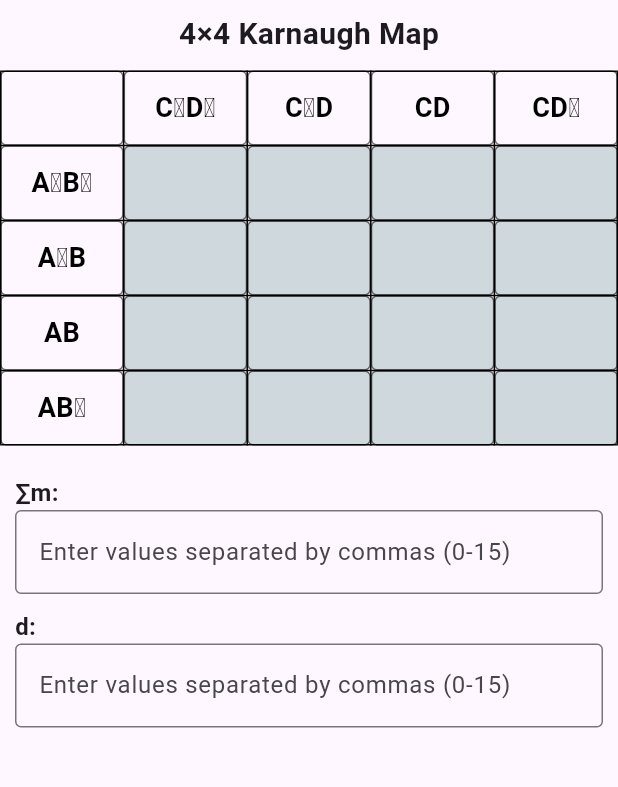
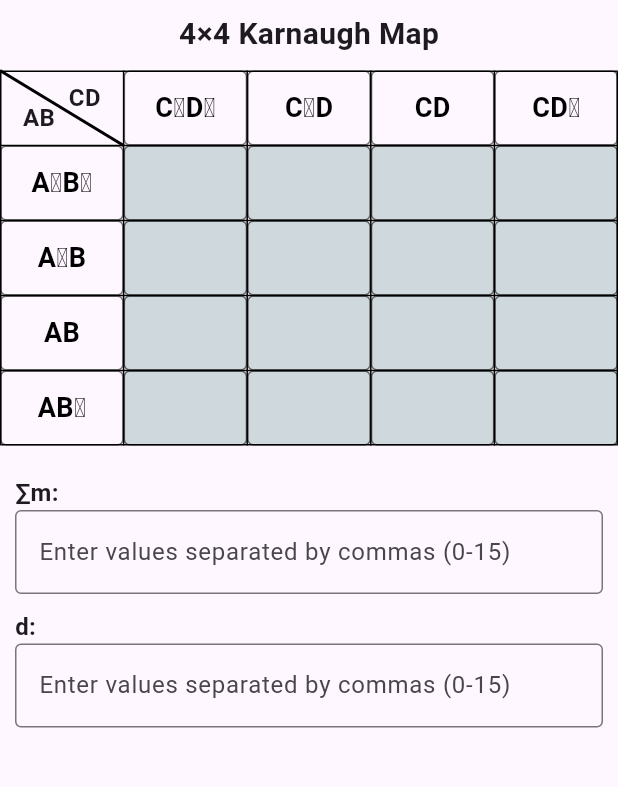
Before and after one commit to fedupGenJi/MAP-X, a Flutter app: the screen it shows after launch, after a tap on "2×2", after a tap on "2×4", after a tap on "4×4", on a phone screen of 412 x 824 dp, the part 72-859 px from its top. Run offline on Flutter 3.47's test engine with Material 3 defaults, Android fonts, the light colour scheme and no system bars.

Commit message:
better graphics

```diff
--- a/lib/home.dart
+++ b/lib/home.dart
@@ -2,6 +2,63 @@ import 'package:flutter/material.dart';
 import 'package:flutter/services.dart';
 import 'kmap_2x4.dart';
 import 'kmap_4x4.dart';
+
+class SlantedCell extends StatelessWidget {
+  final String text;
+
+  SlantedCell(this.text);
+
+  @override
+  Widget build(BuildContext context) {
+    List<String> parts = text.split(r"\");
+    String leftText = parts.isNotEmpty ? parts[0] : "";
+    String rightText = parts.length > 1 ? parts[1] : "";
+
+    return Container(
+      height: 50,
+      width: 50,
+      child: Stack(
+        children: [
+          CustomPaint(
+            painter: SlantedCellPainter(),
+            child: Container(),
+          ),
+
+          Align(
+            alignment: Alignment(-0.5, 0.5),
+            child: Text(
+              leftText,
+              style: TextStyle(fontSize: 16, fontWeight: FontWeight.bold),
+            ),
+          ),
+
+          Align(
+            alignment: Alignment(0.5, -0.5),
+            child: Text(
+              rightText,
+              style: TextStyle(fontSize: 16, fontWeight: FontWeight.bold),
+            ),
+          ),
+        ],
+      ),
+    );
+  }
+}
+
+class SlantedCellPainter extends CustomPainter {
+  @override
+  void paint(Canvas canvas, Size size) {
+    var paint = Paint()
+      ..color = Colors.black
+      ..strokeWidth = 2
+      ..style = PaintingStyle.stroke;
+
+    canvas.drawLine(Offset(0, 0), Offset(size.width, size.height), paint);
+  }
+
+  @override
+  bool shouldRepaint(CustomPainter oldDelegate) => false;
+}
 
 class CommaInputFormatter extends TextInputFormatter {
   @override
@@ -130,7 +187,7 @@ class _HomePageState extends State<HomePage> {
           children: [
             TableRow(
               children: [
-                _buildCell(""),
+                SlantedCell("A\\B"),
                 _buildCell("B̅"),
                 _buildCell("B"),
               ],
--- a/lib/kmap_2x4.dart
+++ b/lib/kmap_2x4.dart
@@ -1,5 +1,62 @@
 import 'package:flutter/material.dart';
 import 'package:flutter/services.dart';
+
+class SlantedCell extends StatelessWidget {
+  final String text;
+
+  SlantedCell(this.text);
+
+  @override
+  Widget build(BuildContext context) {
+    List<String> parts = text.split(r"\");
+    String leftText = parts.isNotEmpty ? parts[0] : "";
+    String rightText = parts.length > 1 ? parts[1] : "";
+
+    return Container(
+      height: 50,
+      width: 50,
+      child: Stack(
+        children: [
+          CustomPaint(
+            painter: SlantedCellPainter(),
+            child: Container(),
+          ),
+
+          Align(
+            alignment: Alignment(-0.5, 0.5),
+            child: Text(
+              leftText,
+              style: TextStyle(fontSize: 16, fontWeight: FontWeight.bold),
+            ),
+          ),
+
+          Align(
+            alignment: Alignment(0.5, -0.5),
+            child: Text(
+              rightText,
+              style: TextStyle(fontSize: 16, fontWeight: FontWeight.bold),
+            ),
+          ),
+        ],
+      ),
+    );
+  }
+}
+
+class SlantedCellPainter extends CustomPainter {
+  @override
+  void paint(Canvas canvas, Size size) {
+    var paint = Paint()
+      ..color = Colors.black
+      ..strokeWidth = 2
+      ..style = PaintingStyle.stroke;
+
+    canvas.drawLine(Offset(0, 0), Offset(size.width, size.height), paint);
+  }
+
+  @override
+  bool shouldRepaint(CustomPainter oldDelegate) => false;
+}
 
 class CommaInputFormatter extends TextInputFormatter {
   @override
@@ -115,7 +172,7 @@ class _KMap2x4State extends State<KMap2x4> {
           children: [
             TableRow(
               children: [
-                _buildCell(""),
+                SlantedCell("A\\BC"),
                 _buildCell("B̅C̅"),
                 _buildCell("B̅C"),
                 _buildCell("BC"),
--- a/lib/kmap_4x4.dart
+++ b/lib/kmap_4x4.dart
@@ -1,5 +1,62 @@
 import 'package:flutter/material.dart';
 import 'package:flutter/services.dart';
+
+class SlantedCell extends StatelessWidget {
+  final String text;
+
+  SlantedCell(this.text);
+
+  @override
+  Widget build(BuildContext context) {
+    List<String> parts = text.split(r"\");
+    String leftText = parts.isNotEmpty ? parts[0] : "";
+    String rightText = parts.length > 1 ? parts[1] : "";
+
+    return Container(
+      height: 50,
+      width: 50,
+      child: Stack(
+        children: [
+          CustomPaint(
+            painter: SlantedCellPainter(),
+            child: Container(),
+          ),
+
+          Align(
+            alignment: Alignment(-0.5, 0.5),
+            child: Text(
+              leftText,
+              style: TextStyle(fontSize: 16, fontWeight: FontWeight.bold),
+            ),
+          ),
+
+          Align(
+            alignment: Alignment(0.5, -0.5),
+            child: Text(
+              rightText,
+              style: TextStyle(fontSize: 16, fontWeight: FontWeight.bold),
+            ),
+          ),
+        ],
+      ),
+    );
+  }
+}
+
+class SlantedCellPainter extends CustomPainter {
+  @override
+  void paint(Canvas canvas, Size size) {
+    var paint = Paint()
+      ..color = Colors.black
+      ..strokeWidth = 2
+      ..style = PaintingStyle.stroke;
+
+    canvas.drawLine(Offset(0, 0), Offset(size.width, size.height), paint);
+  }
+
+  @override
+  bool shouldRepaint(CustomPainter oldDelegate) => false;
+}
 
 class CommaInputFormatter extends TextInputFormatter {
   @override
@@ -128,7 +185,7 @@ class _KMap4x4State extends State<KMap4x4> {
           children: [
             TableRow(
               children: [
-                _buildCell(""),
+                SlantedCell("AB\\CD"),
                 _buildCell("C̅D̅"),
                 _buildCell("C̅D"),
                 _buildCell("CD"),
```
Also changed, not shown: assets/appLogo.jpeg (deleted).
